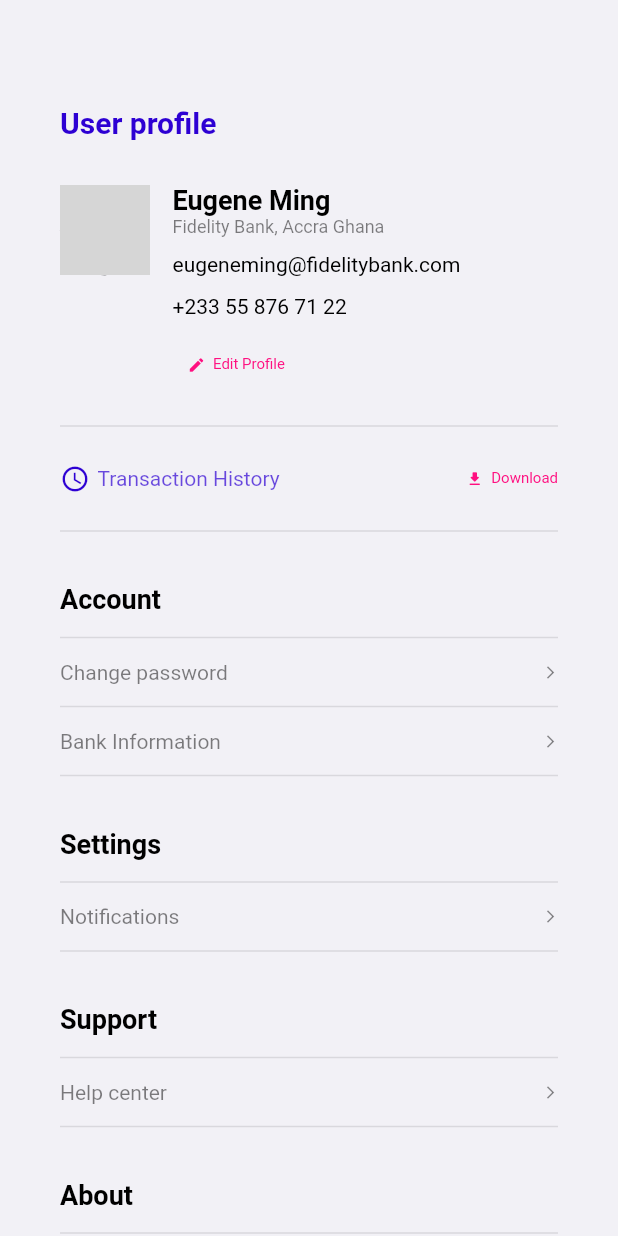
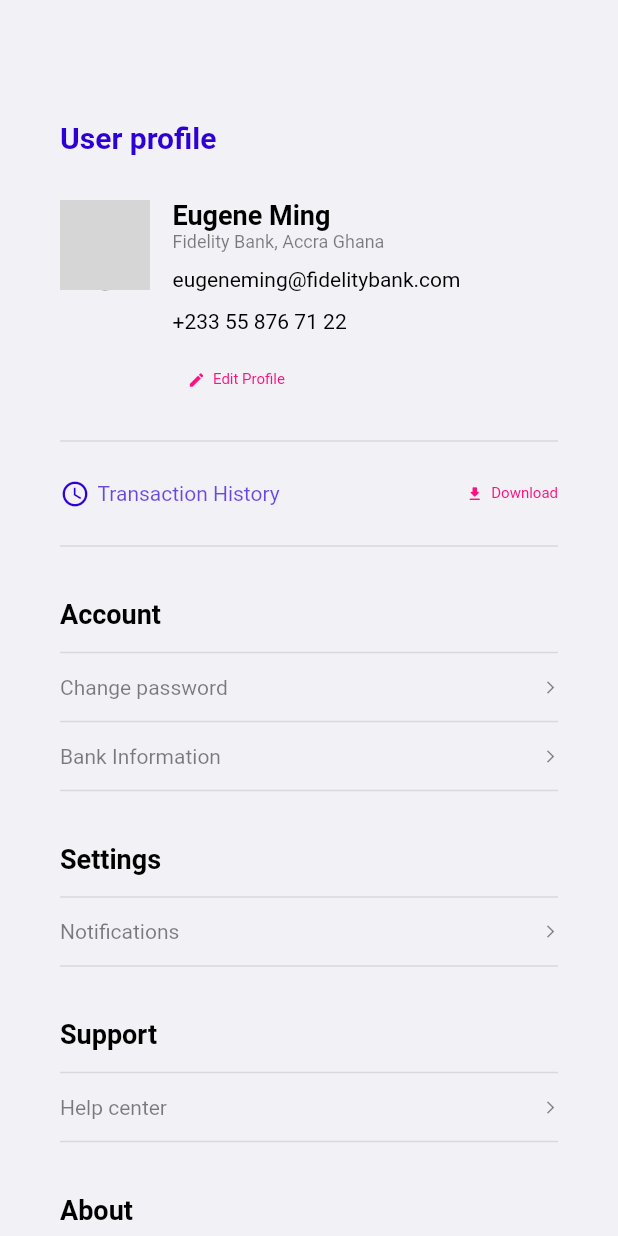
Before and after one commit to geekpius/zuberi, a Flutter app: the ProfileScreen screen opened directly, on a phone screen of 412 x 824 dp. Run offline on Flutter 3.47's test engine with Material 2 defaults, Android fonts, the phone set to English and light mode, and no system bars; missing offline and left inert: flutter_circular_slider; grey boxes are pictures that could not be loaded.

```diff
--- a/lib/screens/profile_screen.dart
+++ b/lib/screens/profile_screen.dart
@@ -15,7 +15,7 @@ class ProfileScreen extends StatelessWidget {
       body: SingleChildScrollView(
         child: Container(
           width: double.infinity,
-          padding: EdgeInsets.only(top: 70.0, left: 40.0, right: 40.0),
+          padding: EdgeInsets.only(top: 80.0, left: 40.0, right: 40.0),
           child: Column(
             crossAxisAlignment: CrossAxisAlignment.start,
             children: [
```
